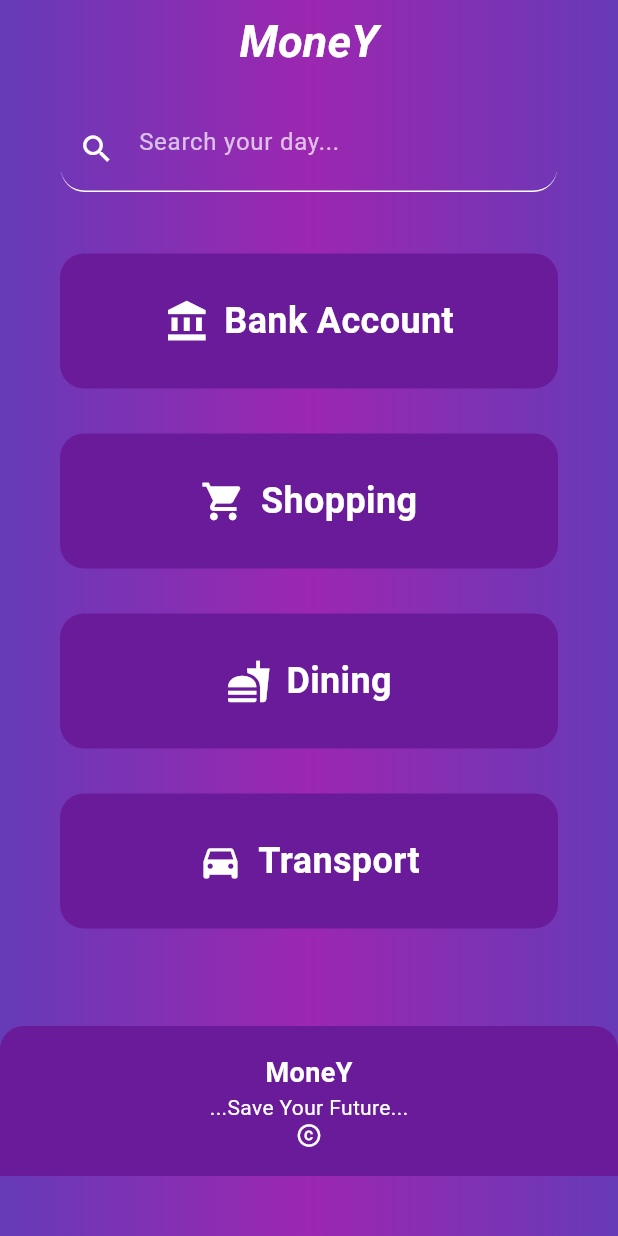
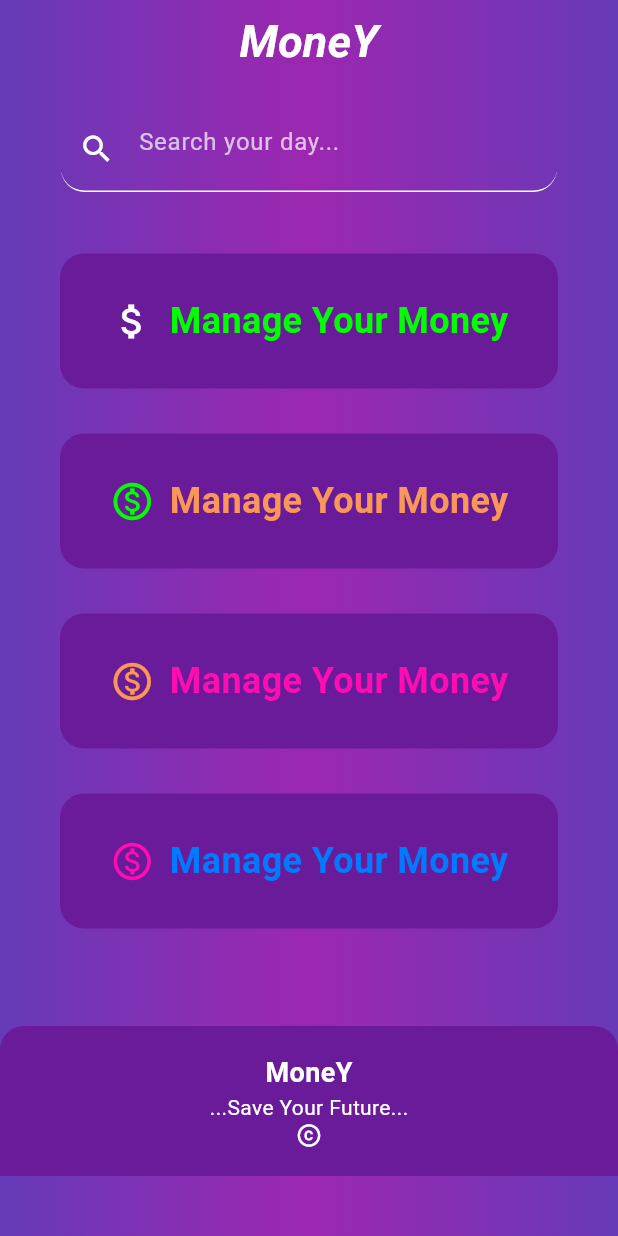
Before and after one commit to Pathirana99/Flutter, a Flutter app: the screen it shows after launch, on a phone screen of 412 x 824 dp. Run offline on Flutter 3.47's test engine with Material 3 defaults, Android fonts, the phone set to English and light mode, and no system bars; our stand-ins replace device_preview.

Commit message:
Update main.dart

```diff
--- a/appl/lib/main.dart
+++ b/appl/lib/main.dart
@@ -20,7 +20,7 @@ class MyApp extends StatelessWidget {
       debugShowCheckedModeBanner: false,
       locale: DevicePreview.locale(context),
       builder: DevicePreview.appBuilder,
-      title: 'Flutter Demo',
+      title: 'Budget',
       theme: ThemeData(
         colorScheme: ColorScheme.fromSeed(seedColor: Colors.blueAccent),
         useMaterial3: true,
@@ -39,10 +39,30 @@ class Home extends StatefulWidget {
 
 class _HomeState extends State<Home> {
   final List<Map<String, dynamic>> rowData = [
-    {'icon': Icons.account_balance, 'text': 'Bank Account'},
-    {'icon': Icons.shopping_cart, 'text': 'Shopping'},
-    {'icon': Icons.fastfood, 'text': 'Dining'},
-    {'icon': Icons.directions_car, 'text': 'Transport'},
+    {
+      'icon': Icons.attach_money,
+      'text': 'Manage Your Money',
+      'iconColor': Colors.white,
+      'textColor': Color(0xFF00FF00),
+    },
+    {
+      'icon': Icons.monetization_on_outlined,
+      'text': 'Manage Your Money',
+      'iconColor': Color(0xFF00FF00),
+      'textColor': Color(0xFFF89757),
+    },
+    {
+      'icon': Icons.monetization_on_outlined,
+      'text': 'Manage Your Money',
+      'iconColor': Color(0xFFF89757),
+      'textColor': Color(0xFFFF0DB2),
+    },
+    {
+      'icon': Icons.monetization_on_outlined,
+      'text': 'Manage Your Money',
+      'iconColor': Color(0xFFFF0DB2),
+      'textColor': Color(0xFF007BFF),
+    },
   ];
 
   String searchQuery = '';
@@ -51,7 +71,7 @@ class _HomeState extends State<Home> {
   Widget build(BuildContext context) {
     final filteredData = rowData
         .where((item) =>
-            item['text']!.toLowerCase().contains(searchQuery.toLowerCase()))
+        item['text']!.toLowerCase().contains(searchQuery.toLowerCase()))
         .toList();
 
     return Container(
@@ -71,7 +91,7 @@ class _HomeState extends State<Home> {
             child: Text(
               'MoneY',
               style: TextStyle(
-                color: Colors.white,
+                color: Color(0xFFFFFFFF),
                 fontSize: 30,
                 fontStyle: FontStyle.italic,
                 fontWeight: FontWeight.bold,
@@ -94,7 +114,7 @@ class _HomeState extends State<Home> {
                 child: TextField(
                   onChanged: (value) {
                     setState(() {
-                      //searchQuery = value;
+                      searchQuery = value;
                     });
                   },
                   decoration: InputDecoration(
@@ -112,7 +132,7 @@ class _HomeState extends State<Home> {
                 ),
               ),
             ),
-      SizedBox(height: 10),
+            SizedBox(height: 10),
             Expanded(
               child: ListView.builder(
                 itemCount: filteredData.length + 2,
@@ -156,7 +176,7 @@ class _HomeState extends State<Home> {
                             child: Icon(
                               Icons.copyright,
                               color: Colors.white,
-                             size: 18,
+                              size: 18,
                             ),
                           ),
                         ],
@@ -178,14 +198,14 @@ class _HomeState extends State<Home> {
                         children: [
                           Icon(
                             filteredData[index]['icon'],
-                            color: Colors.white,
+                            color: filteredData[index]['iconColor'],
                             size: 30,
                           ),
                           const SizedBox(width: 10),
                           Text(
                             filteredData[index]['text'],
-                            style: const TextStyle(
-                              color: Colors.white,
+                            style: TextStyle(
+                              color: filteredData[index]['textColor'] ,
                               fontSize: 24,
                               fontWeight: FontWeight.w600,
                             ),
```
